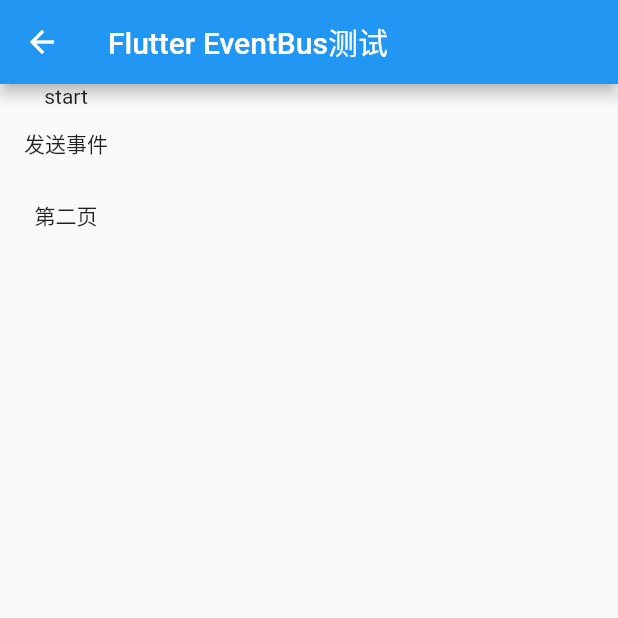
After one commit to Sum-sdl/FlutterSimpleDemo, a Flutter app: the screen it shows after launch, after a tap on "EventBus测试", on a phone screen of 412 x 824 dp, the top half of it. The commit adds this screen. Run offline on Flutter 3.47's test engine with Material 2 defaults, Android fonts, the phone set to English and light mode, and no system bars; our stand-ins replace cached_network_image, convert, dio, flutter_swiper, image_picker, rxdart and 3 more; missing offline and left inert: flutter_webview_plugin.

Commit message:
EventBus测试

```diff
--- /dev/null
+++ b/flutter_simple/lib/eventbus/event_bus.dart
@@ -0,0 +1,107 @@
+import 'dart:async';
+
+import 'package:flutter/material.dart';
+
+class FlutterEventBus {
+  Map<String, _Bus> _cacheBus;
+
+  FlutterEventBus._() {
+    _cacheBus = new Map();
+  }
+
+  Map<String, _Bus> get bus => _cacheBus;
+
+  static FlutterEventBus _instance;
+
+  static FlutterEventBus _getBus() {
+    if (_instance == null) {
+      _instance = new FlutterEventBus._();
+    }
+    return _instance;
+  }
+
+  static Map<String, _Bus> _getCacheBus() {
+    return _getBus().bus;
+  }
+
+  //注册事件，必须和解除注册相对，不然界面关闭后，State会无法释放
+  static void register(String key, Function onData) {
+    var map = _getCacheBus();
+    var bus = map[key];
+    if (bus == null) {
+      bus = _Bus();
+      map[key] = bus;
+    }
+    bus.streamController.stream.listen(onData);
+  }
+
+  //解除事件监听
+  static void unRegister(String key) {
+    if (_getCacheBus().containsKey(key)) {
+      _getCacheBus()[key].destroy();
+      _getCacheBus().remove(key);
+    }
+  }
+
+  static void sendValue(String key, dynamic data) {
+    if (_getCacheBus().containsKey(key)) {
+      _getCacheBus()[key].send(data);
+    }
+  }
+
+  static void clearAll() {
+    _getCacheBus().clear();
+  }
+}
+
+class _Bus {
+  StreamController _streamController;
+
+  StreamController get streamController => _streamController;
+
+  _Bus({bool sync: false}) {
+    _streamController = new StreamController.broadcast(sync: sync);
+  }
+
+  Stream<T> on<T>() {
+    if (T == dynamic) {
+      return streamController.stream;
+    } else {
+      return streamController.stream.where((event) => event is T).cast<T>();
+    }
+  }
+
+  void send(event) {
+    streamController.add(event);
+  }
+
+  void destroy() {
+    _streamController.close();
+  }
+}
+
+mixin AutoManagerEventBus<T extends StatefulWidget> on State<T> {
+  @override
+  void initState() {
+    super.initState();
+    print("AutoManagerEventBus initState");
+  }
+
+  @override
+  void deactivate() {
+    super.deactivate();
+    print("AutoManagerEventBus deactivate");
+  }
+
+  @override
+  void dispose() {
+    super.dispose();
+    print("AutoManagerEventBus dispose");
+  }
+
+  @override
+  Widget build(BuildContext context) {
+    print("AutoManagerEventBus build");
+    return null;
+  }
+}
--- /dev/null
+++ b/flutter_simple/lib/eventbus/event_test.dart
@@ -0,0 +1,100 @@
+import 'package:FlutterSimple/eventbus/event_bus.dart';
+import 'package:flutter/cupertino.dart';
+import 'package:flutter/material.dart';
+
+class EventTest extends StatefulWidget {
+  @override
+  State<StatefulWidget> createState() {
+    return new EventState();
+  }
+}
+
+class EventState extends State<EventTest> with AutoManagerEventBus{
+  String changeText = "start";
+  int count = 0;
+
+  @override
+  void initState() {
+    FlutterEventBus.register("key", (e) {
+      print("back->$e");
+      setState(() {
+        changeText = e;
+      });
+    });
+    super.initState();
+    print("initState");
+  }
+
+  @override
+  void deactivate() {
+    super.deactivate();
+    print("deactivate");
+  }
+
+  @override
+  void dispose() {
+    super.dispose();
+    FlutterEventBus.unRegister("key");
+    print("dispose");
+  }
+
+  @override
+  Widget build(BuildContext context) {
+    print("EventState build $count");
+    return new Scaffold(
+        appBar: new AppBar(
+          title: new Text("Flutter EventBus测试"),
+        ),
+        body: Column(
+          children: <Widget>[
+            Text(changeText),
+            FlatButton(
+                onPressed: () {
+                  FlutterEventBus.sendValue("key", " click->${++count}");
+                },
+                child: Text("发送事件")),
+            FlatButton(
+                onPressed: () {
+                  Navigator.push(context, CupertinoPageRoute(builder: (c) {
+                    return _Event2Page();
+                  }));
+                },
+                child: Text("第二页")),
+          ],
+        ));
+  }
+}
+
+class _Event2Page extends StatelessWidget {
+  @override
+  Widget build(BuildContext context) {
+    return new Scaffold(
+      appBar: new AppBar(
+        title: new Text("Event第二页"),
+      ),
+      body: buildContent(),
+    );
+  }
+
+  Widget buildContent() {
+    return Column(
+      children: <Widget>[
+        GestureDetector(
+          onTap: () {
+            FlutterEventBus.sendValue(
+                "key", " second ui send data-> ${TimeOfDay.now().toString()}");
+          },
+          child: Container(
+              width: double.infinity,
+              color: Colors.blue,
+              height: 50.0,
+              child: Center(
+                  child: Text(
+                "点击发送值",
+                style: TextStyle(color: Colors.white, fontSize: 16.0),
+              ))),
+        ),
+      ],
+    );
+  }
+}
--- a/flutter_simple/lib/main.dart
+++ b/flutter_simple/lib/main.dart
@@ -1,4 +1,5 @@
 import 'package:FlutterSimple/bloc/bloc_test_home.dart';
+import 'package:FlutterSimple/eventbus/event_test.dart';
 import 'package:FlutterSimple/list/NestedScrollViewDemoPage.dart';
 import 'package:flutter/cupertino.dart';
 import 'package:flutter/material.dart';
@@ -26,7 +27,8 @@ class MyApp extends StatelessWidget {
         Page.page_home_widget_bg: (BuildContext context) => new WidgetBgPage(),
         Page.page_home_layout: (BuildContext context) => new LayoutDemoPage(),
         Page.page_layout_table: (BuildContext context) => new TableLayoutPage(),
-        Page.page_layout_warp: (BuildContext context) =>new FlowWarpLayoutPage(),
+        Page.page_layout_warp: (BuildContext context) =>
+        new FlowWarpLayoutPage(),
         Page.page_thread: (BuildContext context) => new ThreadPage(),
         Page.page_other: (BuildContext context) => new TabbedAppBarSample(),
         Page.page_list_anim: (BuildContext context) => new AnimatedListSample(),
@@ -88,7 +90,9 @@ class _HomePageList extends State<StartPage> {
               ),
 //              new IgnorePointer(child: buildColumn(context),),//child 不接受事件，事件传给上一级
 //              new AbsorbPointer(child: buildColumn(context),),//child 不接受事件，事件拦截
-              new SingleChildScrollView(child: buildColumn(context),),
+              new SingleChildScrollView(
+                child: buildColumn(context),
+              ),
             ],
           ),
         ),
@@ -114,26 +118,33 @@ class _HomePageList extends State<StartPage> {
           new MaterialButton(
               onPressed: () {
 //                Navigator.of(context).push(new CupertinoPageRoute(){});
-                Navigator.push(context, CupertinoPageRoute(builder: (c){
+                Navigator.push(context, CupertinoPageRoute(builder: (c) {
                   return BlocTestPage();
                 }));
               },
-              child: new Text("BloC业务模式测试")),
+              child: new Text(
+                "BloC业务模式测试", style: TextStyle(color: Colors.yellow),)),
+          new MaterialButton(
+              onPressed: () {
+                Navigator.of(context).push(
+                    new CupertinoPageRoute(builder: (c) => EventTest()));
+              },
+              child: new Text(
+                "EventBus测试", style: TextStyle(color: Colors.yellow),)),
           new LongPressDraggable(
               child: new FlatButton(
                   onPressed: () {
                     Navigator.of(context).pushNamed(Page.page_home_widget);
                   },
                   textColor: Colors.white,
-                  color: Colors.orange,
-                  child: new Text("按钮组件")),
+                  child: new Text("点击或者长按试试")),
               feedback: new FlatButton(
                   onPressed: () {
                     Navigator.of(context).pushNamed(Page.page_home_widget);
                   },
                   textColor: Colors.white,
                   color: Colors.orange,
-                  child: new Text("长按按钮组件"))),
+                  child: new Text("长按被拖动"))),
           new MaterialButton(
               onPressed: () {
                 Navigator.of(context).pushNamed(Page.page_home_widget_bg);
```
